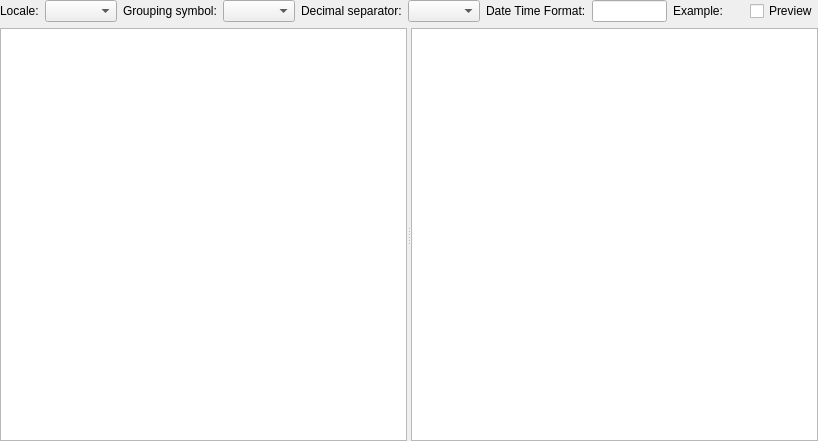
The window that WidgetsModule/Widgets/widgetsimportview.ui (HowCanidothis/DevLib) describes before a commit, drawn with Qt 5.
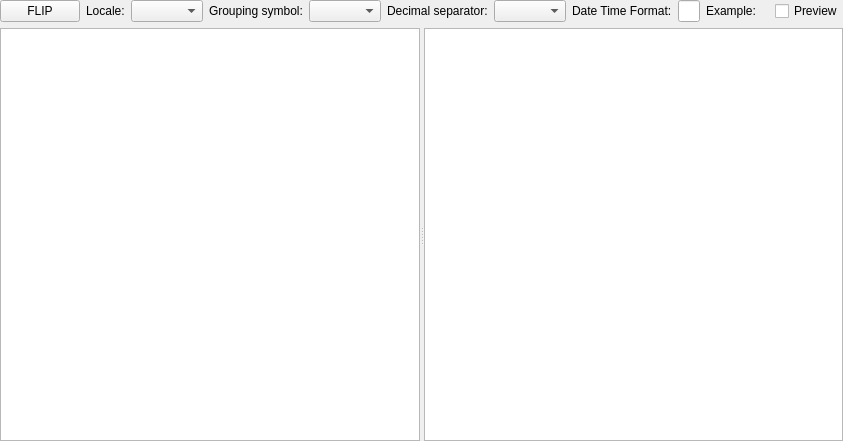
The same window after the commit.

What changed in the file:
```diff
--- a/WidgetsModule/Widgets/widgetsimportview.ui
+++ b/WidgetsModule/Widgets/widgetsimportview.ui
@@ -28,6 +28,13 @@
    </property>
    <item>
     <layout class="QHBoxLayout" name="horizontalLayout">
+     <item>
+      <widget class="QPushButton" name="BtnFlip">
+       <property name="text">
+        <string>FLIP</string>
+       </property>
+      </widget>
+     </item>
      <item>
       <widget class="QLabel" name="lbLocale">
        <property name="text">
```
